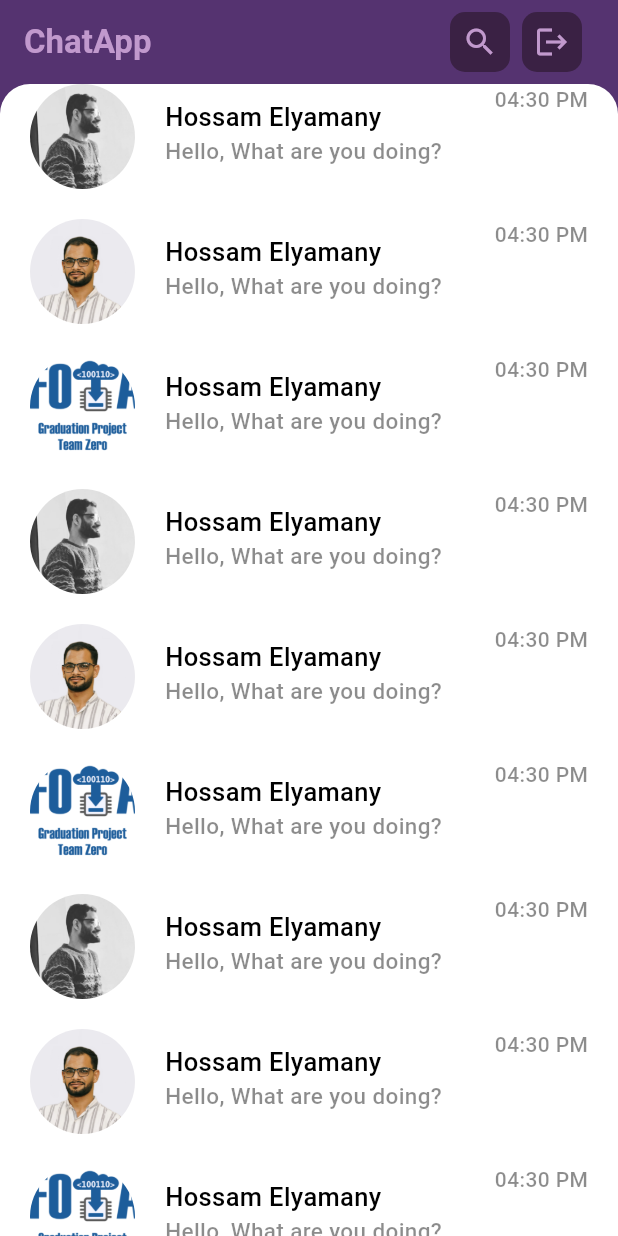
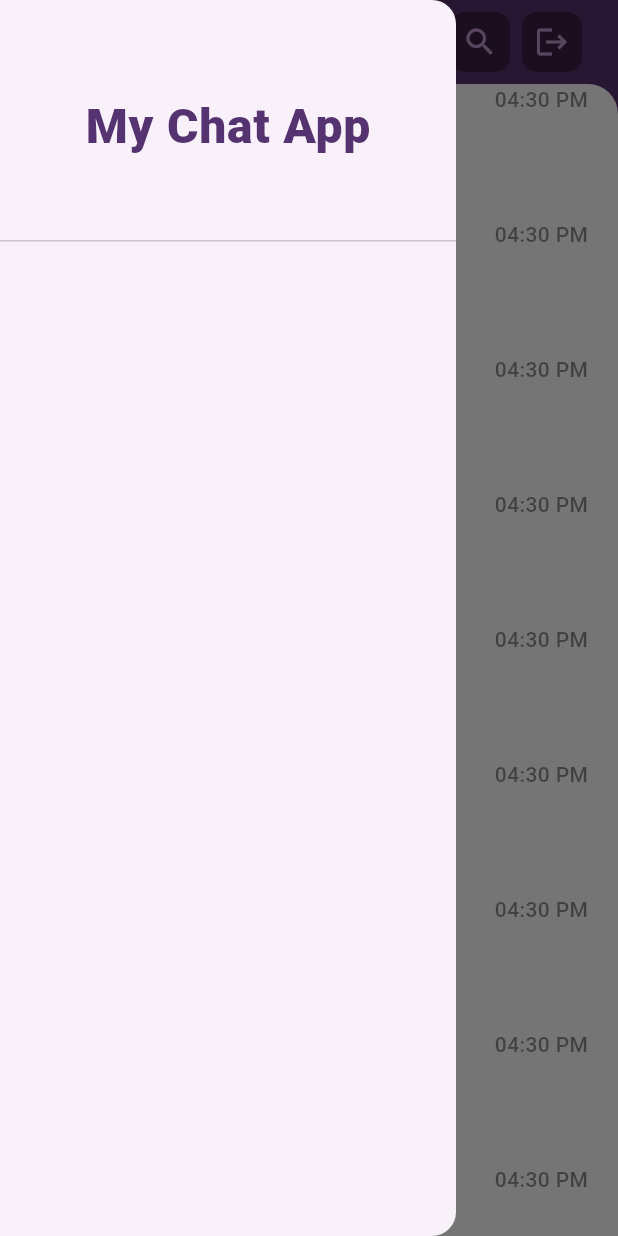
Before and after one commit to eng-abdallahyasser/chat_app, a Flutter app: the screen it shows once a user with an empty profile is signed in, with the side drawer open (before the commit the screen has no drawer), on a phone screen of 412 x 824 dp. Run offline on Flutter 3.47's test engine with Material 3 defaults, Android fonts, the phone set to English and light mode, and no system bars; our stand-ins replace firebase_auth, firebase_core; accounts and stored records are empty.

Commit message:
"Refactored Home screen to use MyIcon and MyDrawer widgets, and removed unnecessary imports in Signup screen."

```diff
--- a/chat_app/lib/presentation/screens/home.dart
+++ b/chat_app/lib/presentation/screens/home.dart
@@ -1,5 +1,7 @@
 import 'package:chat_app/auth/auth_service.dart';
 import 'package:chat_app/constant.dart';
+import 'package:chat_app/presentation/widgets/my_drawer.dart';
+import 'package:chat_app/presentation/widgets/my_icon.dart';
 import 'package:flutter/material.dart';
 
 class Home extends StatefulWidget {
@@ -19,7 +21,9 @@ class _HomeState extends State<Home> {
   Widget build(BuildContext context) {
     return Scaffold(
       appBar: AppBar(
-        automaticallyImplyLeading: false,
+        iconTheme: const IconThemeData(
+          color: Color(0xffc199cd), //change your color here
+        ),
         backgroundColor: const Color(0xFF553370),
         title: Row(
           // mainAxisAlignment: MainAxisAlignment.spaceBetween,
@@ -34,51 +38,16 @@ class _HomeState extends State<Home> {
                 ),
               ),
             ),
-            Container(
-              padding: const EdgeInsets.all(
-                8,
-              ),
-              decoration: BoxDecoration(
-                color: const Color(
-                  0xFF3a2144,
-                ),
-                borderRadius: BorderRadius.circular(
-                  10,
-                ),
-              ),
-              child: const Icon(
-                Icons.search,
-                color: Color(
-                  0xffc199cd,
-                ),
-              ),
-            ),
+            const MyIcon(icon: Icons.search),
             IconButton(
               onPressed: logout,
-              icon: Container(
-                padding: const EdgeInsets.all(
-                  8,
-                ),
-                decoration: BoxDecoration(
-                  color: const Color(
-                    0xFF3a2144,
-                  ),
-                  borderRadius: BorderRadius.circular(
-                    10,
-                  ),
-                ),
-                child: const Icon(
-                  Icons.logout,
-                  color: Color(
-                    0xffc199cd,
-                  ),
-                ),
-              ),
+              icon: const MyIcon(icon: Icons.logout),
             ),
           ],
         ),
       ),
       backgroundColor: const Color(0xFF553370),
+      drawer: const MyDrawer(),
       body: Expanded(
         child: Container(
           padding: const EdgeInsets.symmetric(
--- a/chat_app/lib/presentation/screens/signup.dart
+++ b/chat_app/lib/presentation/screens/signup.dart
@@ -1,5 +1,4 @@
 import 'package:chat_app/auth/auth_service.dart';
-import 'package:chat_app/constant.dart';
 import 'package:chat_app/presentation/widgets/my_button.dart';
 import 'package:chat_app/presentation/widgets/my_textfield.dart';
 import 'package:flutter/material.dart';
--- /dev/null
+++ b/chat_app/lib/presentation/widgets/my_drawer.dart
@@ -0,0 +1,30 @@
+import 'package:flutter/material.dart';
+import 'package:flutter/widgets.dart';
+
+class MyDrawer extends StatelessWidget {
+  const MyDrawer({super.key});
+
+  @override
+  Widget build(BuildContext context) {
+    return Drawer(
+      child: Column(
+        children: [
+          DrawerHeader(
+            child: Container(
+              width: double.infinity,
+              height: 40,
+              alignment: Alignment.center,
+              child: const Text(
+                "My Chat App",
+                style: TextStyle(
+                    fontSize: 32,
+                    fontWeight: FontWeight.w900,
+                    color: Color(0xFF553370)),
+              ),
+            ),
+          ),
+        ],
+      ),
+    );
+  }
+}
--- /dev/null
+++ b/chat_app/lib/presentation/widgets/my_icon.dart
@@ -0,0 +1,29 @@
+import 'package:flutter/material.dart';
+
+class MyIcon extends StatelessWidget {
+  final IconData icon;
+  const MyIcon({super.key, required this.icon});
+
+  @override
+  Widget build(BuildContext context) {
+    return Container(
+      padding: const EdgeInsets.all(
+        8,
+      ),
+      decoration: BoxDecoration(
+        color: const Color(
+          0xFF3a2144,
+        ),
+        borderRadius: BorderRadius.circular(
+          10,
+        ),
+      ),
+      child: Icon(
+        icon,
+        color: const Color(
+          0xffc199cd,
+        ),
+      ),
+    );
+  }
+}
```
